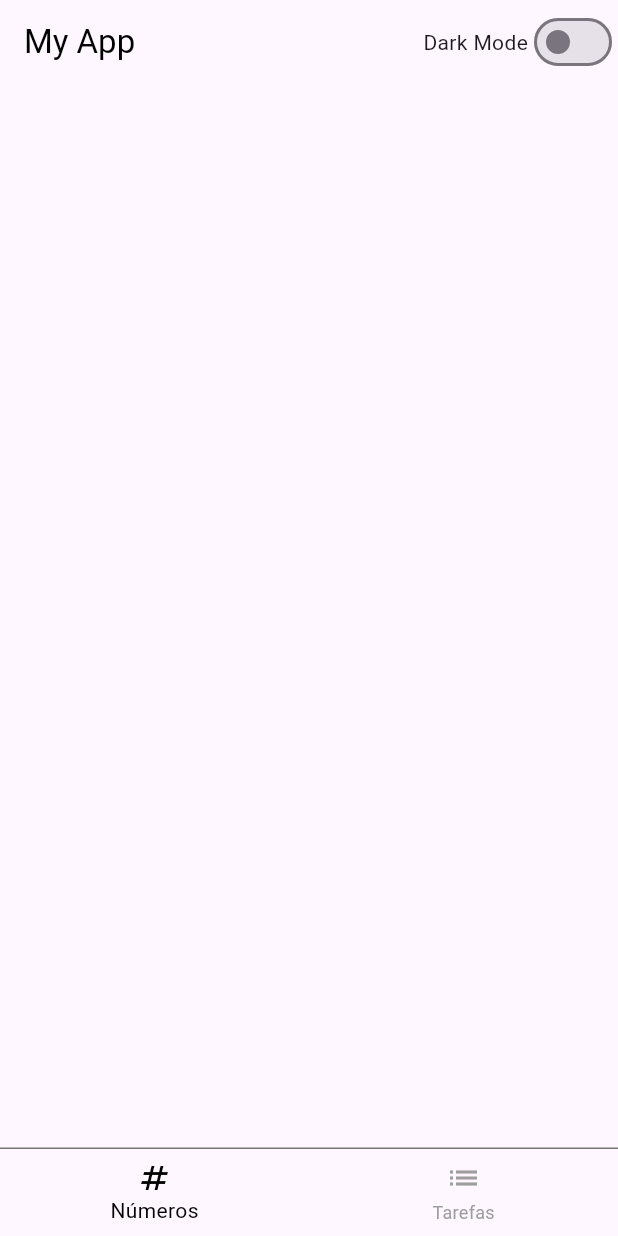
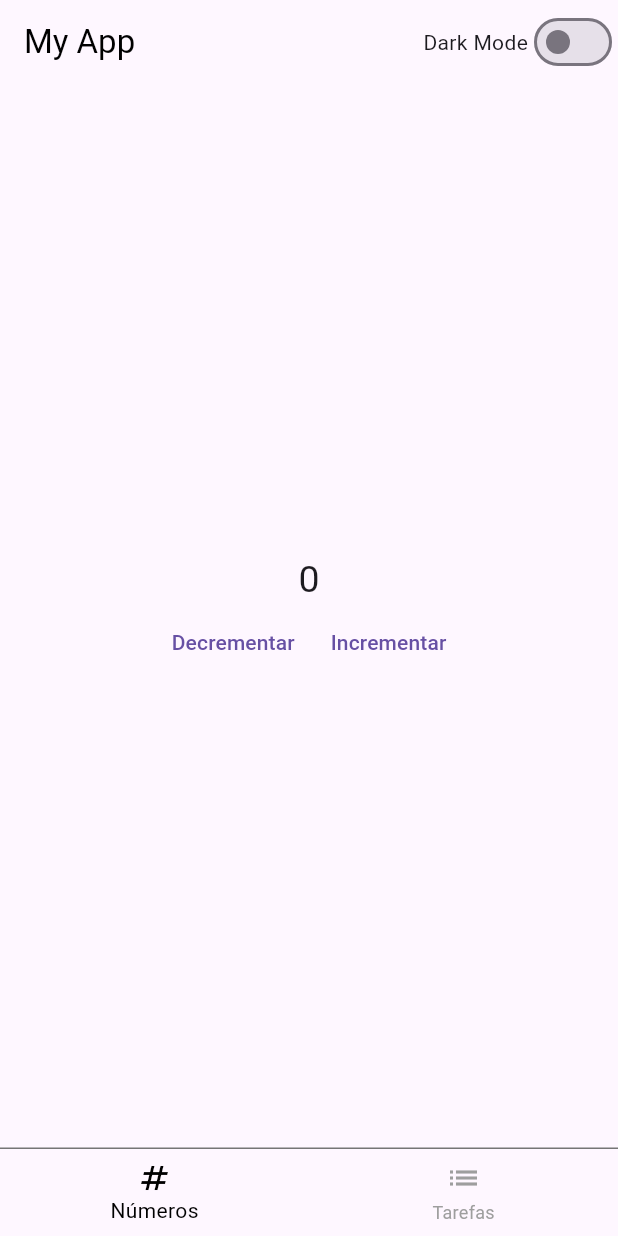
Before and after one commit to LinikerThiers/provider_estudo, a Flutter app: the screen it shows after launch, on a phone screen of 412 x 824 dp. Run offline on Flutter 3.47's test engine with Material 3 defaults, Android fonts, the phone set to English and light mode, and no system bars.

Commit message:
criando um contador de numeros com o notifyListeners e Consumer

```diff
--- a/lib/my_app.dart
+++ b/lib/my_app.dart
@@ -1,6 +1,7 @@
 import 'package:flutter/material.dart';
 import 'package:provider/provider.dart';
 import 'package:provider_app/pages/my_home_page.dart';
+import 'package:provider_app/service/contador_service.dart';
 import 'package:provider_app/service/dark_mode_service.dart';
 
 class MyApp extends StatelessWidget {
@@ -11,7 +12,9 @@ class MyApp extends StatelessWidget {
     return MultiProvider(
       providers: [
         ChangeNotifierProvider<DarkModeService>(
-            create: (_) => DarkModeService())
+            create: (_) => DarkModeService()),
+        ChangeNotifierProvider<ContadorService>(
+            create: (_) => ContadorService()),
       ],
       //Ao utilizar o MultiProvider podemos usar os provider criados
       //Nesse caso foi criado o provider do tipo DarkModeService
@@ -20,7 +23,8 @@ class MyApp extends StatelessWidget {
         return MaterialApp(
           title: 'Flutter Demo',
           debugShowCheckedModeBanner: false,
-          theme: darkModeService.darkMode ? ThemeData.dark() : ThemeData.light(),
+          theme:
+              darkModeService.darkMode ? ThemeData.dark() : ThemeData.light(),
           home: const MyHomePage(title: 'Flutter Demo Home Page'),
         );
       }),
--- /dev/null
+++ b/lib/pages/contador_page.dart
@@ -0,0 +1,36 @@
+import 'package:flutter/material.dart';
+import 'package:provider/provider.dart';
+import 'package:provider_app/service/contador_service.dart';
+
+class ContadorPage extends StatelessWidget {
+  const ContadorPage({super.key});
+
+  @override
+  Widget build(BuildContext context) {
+    return Consumer<ContadorService>(
+      builder: (_, contadorService, widget) {
+        return Column(
+          mainAxisAlignment: MainAxisAlignment.center,
+          crossAxisAlignment: CrossAxisAlignment.center,
+          children: [
+            Text(contadorService.contador.toString(), style: TextStyle(
+              fontSize: 25,
+            ),),
+            Row(
+              mainAxisAlignment: MainAxisAlignment.center,
+              crossAxisAlignment: CrossAxisAlignment.center,
+              children: [
+                TextButton(onPressed: () {
+                  Provider.of<ContadorService>(context, listen: false).decrementar();
+                }, child: Text("Decrementar")),
+                TextButton(onPressed: () {
+                  Provider.of<ContadorService>(context, listen: false).incrementar();
+                }, child: Text("Incrementar")),
+              ],
+            )
+          ],
+        );
+      }
+    );
+  }
+}
--- a/lib/pages/my_home_page.dart
+++ b/lib/pages/my_home_page.dart
@@ -1,6 +1,6 @@
 import 'package:flutter/material.dart';
 import 'package:provider/provider.dart';
-import 'package:provider_app/pages/pagina_teste.dart';
+import 'package:provider_app/pages/contador_page.dart';
 import 'package:provider_app/pages/pagina_teste_2.dart';
 import 'package:provider_app/service/dark_mode_service.dart';
 
@@ -56,7 +56,7 @@ class _MyHomePageState extends State<MyHomePage> {
               });
             },
             children: [
-              PaginaTeste(),
+              ContadorPage(),
               PaginaTeste2(),
             ],
           )),
--- a/lib/pages/pagina_teste.dart
+++ /dev/null
@@ -1,19 +0,0 @@
-import 'package:flutter/material.dart';
-
-class PaginaTeste extends StatefulWidget {
-  const PaginaTeste({super.key});
-
-  @override
-  State<PaginaTeste> createState() => _PaginaTesteState();
-}
-
-class _PaginaTesteState extends State<PaginaTeste> {
-  @override
-  Widget build(BuildContext context) {
-    return Scaffold(
-      body: Container(
-        // color: Colors.grey.shade100,
-      ),
-    );
-  }
-}
--- /dev/null
+++ b/lib/service/contador_service.dart
@@ -0,0 +1,15 @@
+import 'package:flutter/material.dart';
+
+class ContadorService extends ChangeNotifier {
+  int _contador = 0;
+
+  int get contador => _contador;
+  void incrementar () {
+    _contador = _contador + 1;
+    notifyListeners();
+  }
+  void decrementar () {
+    _contador = _contador - 1;
+    notifyListeners();
+  }
+}
```
